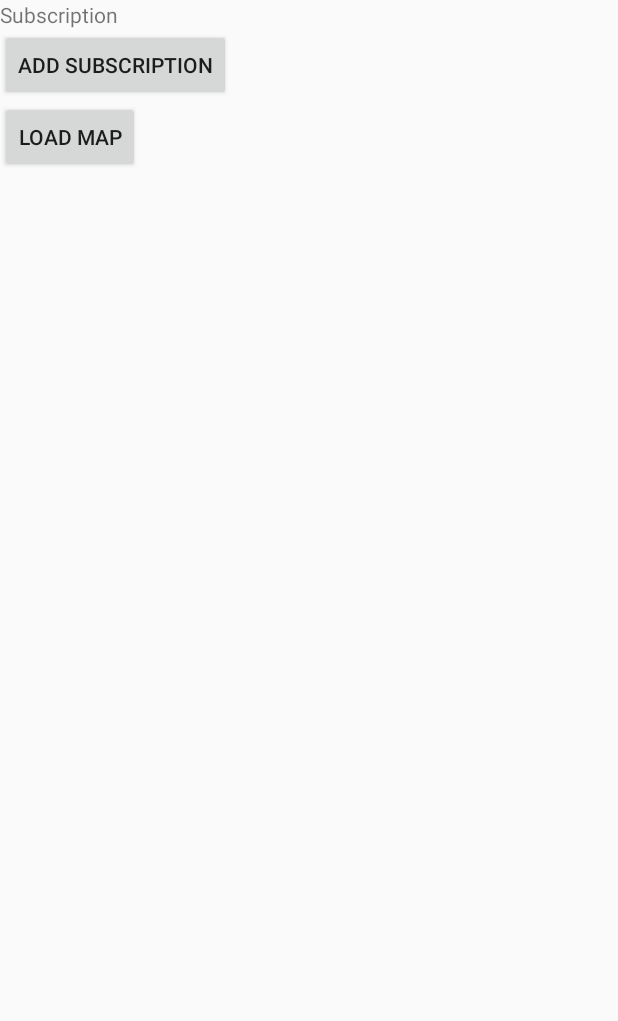
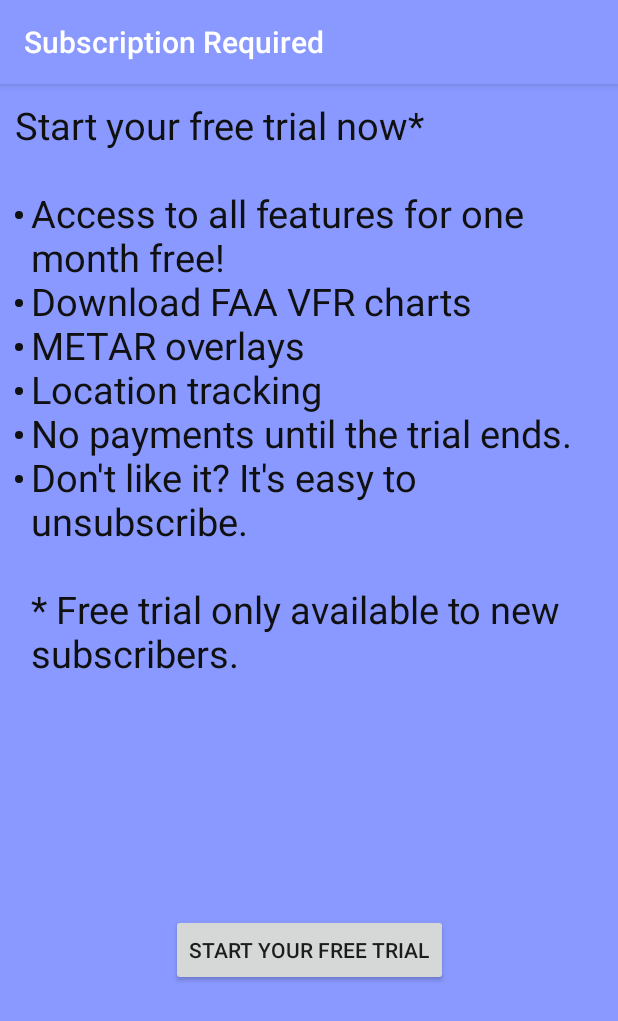
Before and after one commit to jcarter326613/blue-sky-charts, an Android app: the NavigableMapFragment screen opened directly, with no data from a screen before it, after a tap on "MAP", on a phone screen of 412 x 824 dp. Shown: the top 1021 px of the screen. Run offline under Robolectric (Android 15) with nearby library versions, the phone set to English and light mode, and no system bars; libraries missing offline, so code that uses them is left out: com.android.billingclient, com.fasterxml.jackson; 6 statements that could not run were skipped; 1 other tap on this screen came first.

Commit message:
Added marketing text to subscription page

```diff
--- a/vfr-green-app/app/src/main/AndroidManifest.xml
+++ b/vfr-green-app/app/src/main/AndroidManifest.xml
@@ -28,10 +28,11 @@
             android:theme="@style/AppTheme.NoActionBar" />
         <activity
             android:name=".subscription.SubscriptionActivity"
-            android:theme="@style/AppTheme.NoActionBar" />
+            android:theme="@style/AppTheme"
+            android:label="Subscription Required" />
         <activity
             android:name=".ConsentActivity"
-            android:theme="@style/AppTheme.NoActionBar">
+            android:theme="@style/SplashTheme">
             <intent-filter>
                 <action android:name="android.intent.action.MAIN" />
                 <category android:name="android.intent.category.LAUNCHER" />
--- a/vfr-green-app/app/src/main/java/com/blueskycharts/app/ConsentActivity.kt
+++ b/vfr-green-app/app/src/main/java/com/blueskycharts/app/ConsentActivity.kt
@@ -98,11 +98,11 @@ class ConsentActivity : SubscriptionChecker(false, false) {
             showPrivacyDialog()
         } else {
             Log.refreshFirebaseConsent(baseContext)
-            if (subscriptionStatus == SubscriptionStatus.NotActive) {
-                startActivity(Intent(this, SubscriptionActivity::class.java))
-            } else {
+            //if (subscriptionStatus == SubscriptionStatus.NotActive) {
+            //    startActivity(Intent(this, SubscriptionActivity::class.java))
+            //} else {
                 startActivity(Intent(this, MapViewActivity::class.java))
-            }
+            //}
         }
     }
 
--- a/vfr-green-app/app/src/main/java/com/blueskycharts/app/map/NavigableMapFragment.kt
+++ b/vfr-green-app/app/src/main/java/com/blueskycharts/app/map/NavigableMapFragment.kt
@@ -90,7 +90,6 @@ class NavigableMapFragment: Fragment() {
 
     private fun getLocation() {
         // Get the current location
-        val activity = this.activity ?: return
         try {
             fusedLocationClient?.lastLocation?.addOnSuccessListener { location ->
                 if (location == null) {
@@ -112,7 +111,7 @@ class NavigableMapFragment: Fragment() {
             val activity = this.activity ?: return@let
             val builder = LocationSettingsRequest.Builder().addLocationRequest(it)
             val client: SettingsClient = LocationServices.getSettingsClient(activity)
-            val task: Task<LocationSettingsResponse> = client.checkLocationSettings(builder.build())
+            client.checkLocationSettings(builder.build())
                 .addOnSuccessListener {
                     try {
                         fusedLocationClient?.requestLocationUpdates(
@@ -143,7 +142,7 @@ class NavigableMapFragment: Fragment() {
         override fun onLocationResult(p0: LocationResult?) {
             super.onLocationResult(p0)
             p0?.lastLocation?.let { location ->
-                mapView?.updateCurrentLocation(location)
+                mapView.updateCurrentLocation(location)
             }
         }
     }
--- a/vfr-green-app/app/src/main/java/com/blueskycharts/app/subscription/SubscriptionActivity.kt
+++ b/vfr-green-app/app/src/main/java/com/blueskycharts/app/subscription/SubscriptionActivity.kt
@@ -4,10 +4,18 @@ import android.app.AlertDialog
 import android.content.DialogInterface
 import android.content.DialogInterface.OnShowListener
 import android.content.Intent
+import android.graphics.Color
 import android.net.Uri
+import android.opengl.Visibility
+import android.os.Build
 import android.os.Bundle
+import android.text.Spannable
+import android.text.SpannableString
+import android.text.style.BulletSpan
 import android.view.View
 import android.widget.Button
+import android.widget.TextView
+import androidx.annotation.RequiresApi
 import androidx.appcompat.app.AppCompatActivity
 import com.android.billingclient.api.*
 import com.blueskycharts.app.R
@@ -29,14 +37,59 @@ class SubscriptionActivity : SubscriptionChecker(true, false)  {
         super.onCreate(savedInstanceState)
         setContentView(R.layout.activity_subscription)
 
-        val goToMapsButton = findViewById<Button>(R.id.go_to_map_button)
-        goToMapsButton.setOnClickListener {
-            startActivity(Intent(this, MapViewActivity::class.java))
-        }
-
         val addSubscriptionButton = findViewById<Button>(R.id.add_subscription_button)
         addSubscriptionButton.setOnClickListener {
             sendCustomerToOrderFlow()
         }
+
+        val newCustomer = intent.getBooleanExtra(NewCustomerParameter, false)
+        if (newCustomer) {
+            setupFreeTrialText()
+        } else {
+            setupReturningCustomerText()
+        }
+    }
+
+    private fun setupReturningCustomerText() {
+        setupText(R.string.subscription_ad_returning_customer, R.string.subscription_ad_returning_customer_cta)
+    }
+
+    private fun setupFreeTrialText() {
+        setupText(R.string.subscription_ad_free_trial, R.string.subscription_ad_free_trial_cta)
+    }
+
+    private fun setupText(marketingTextId: Int, ctaId: Int) {
+        val freeTrialText = findViewById<TextView>(R.id.marketingText)
+        val freeTrialString = getString(marketingTextId)
+        val freeTrialSpanText = SpannableString(freeTrialString.replace("|", "\n"))
+        val gapWidth = convertDipToPixels(5f)
+
+        var currentIndex = freeTrialString.indexOf("|")
+        var nextIndex = freeTrialString.indexOf("|", currentIndex + 1)
+
+        while (currentIndex >= 0) {
+            if (nextIndex > currentIndex) {
+                freeTrialSpanText.setSpan(BulletSpan(gapWidth), currentIndex+1, nextIndex, Spannable.SPAN_EXCLUSIVE_EXCLUSIVE)
+            } else {
+                freeTrialSpanText.setSpan(BulletSpan(gapWidth), currentIndex+1, freeTrialString.length, Spannable.SPAN_EXCLUSIVE_EXCLUSIVE)
+            }
+            currentIndex = nextIndex
+            nextIndex = freeTrialString.indexOf("|", currentIndex + 1)
+        }
+
+        freeTrialText.text = freeTrialSpanText
+        freeTrialText.visibility = View.VISIBLE
+
+        // Setup the cta
+        val addSubscriptionButton = findViewById<Button>(R.id.add_subscription_button)
+        addSubscriptionButton.text = getString(ctaId)
+    }
+
+    private fun convertDipToPixels(dp: Float): Int {
+        return (dp * applicationContext.resources.displayMetrics.density + 0.5f).toInt()
+    }
+
+    companion object {
+        const val NewCustomerParameter = "newCustomer"
     }
 }
--- a/vfr-green-app/app/src/main/java/com/blueskycharts/app/subscription/SubscriptionChecker.kt
+++ b/vfr-green-app/app/src/main/java/com/blueskycharts/app/subscription/SubscriptionChecker.kt
@@ -103,6 +103,7 @@ open class SubscriptionChecker(private val redirectOnPurchaseMade: Boolean, priv
         }
 
         var isSubscriptionPurchased = false
+        var newCustomer = true
         if (billingClient.isFeatureSupported(BillingClient.FeatureType.SUBSCRIPTIONS).responseCode != BillingClient.BillingResponseCode.OK) {
             // Notify that they need to update their google play store application because subscriptions are not supported on their install
             if (!redirectOnNotPurchased) {
@@ -113,7 +114,6 @@ open class SubscriptionChecker(private val redirectOnPurchaseMade: Boolean, priv
                     .create()
                 alertDialog.show()
             }
-            isSubscriptionPurchased = false
         } else {
             // Check if the user already has a subscription
             val queryResults = billingClient.queryPurchases(BillingClient.SkuType.SUBS)
@@ -125,6 +125,8 @@ open class SubscriptionChecker(private val redirectOnPurchaseMade: Boolean, priv
                             isSubscriptionPurchased = true
                         }
                     }
+
+                    newCustomer = purchaseList.size == 0
                 }
             }
         }
@@ -132,7 +134,9 @@ open class SubscriptionChecker(private val redirectOnPurchaseMade: Boolean, priv
         if (!isSubscriptionPurchased) {
             subscriptionStatus = SubscriptionStatus.NotActive
             if (redirectOnNotPurchased) {
-                startActivity(Intent(this, SubscriptionActivity::class.java))
+                val intent = Intent(this, SubscriptionActivity::class.java)
+                intent.putExtra(SubscriptionActivity.NewCustomerParameter, newCustomer)
+                startActivity(intent)
             }
         } else {
             subscriptionStatus = SubscriptionStatus.Active
@@ -188,6 +192,30 @@ open class SubscriptionChecker(private val redirectOnPurchaseMade: Boolean, priv
     override fun onBillingSetupFinished(billingResult: BillingResult) {
         if (billingResult.responseCode ==  BillingClient.BillingResponseCode.OK) {
             verifySubscription()
+
+            /*
+            // Get the details on whether a free trial is available
+            GlobalScope.launch(Dispatchers.IO) {
+                val skuList = ArrayList<String>()
+                skuList.add(skuBasicAnnual)
+                val params = SkuDetailsParams.newBuilder()
+                params.setSkusList(skuList).setType(BillingClient.SkuType.SUBS)
+                val skuDetailsResult = billingClient?.querySkuDetails(params.build())
+                if (skuDetailsResult?.billingResult?.responseCode == BillingClient.BillingResponseCode.OK) {
+                    val iter = skuDetailsResult?.skuDetailsList?.iterator()
+                    if (iter != null) {
+                        for (detail in iter) {
+                            if (detail.sku == skuBasicAnnual) {
+                                val freeTrialCode = detail.freeTrialPeriod
+                                if (freeTrialCode.equals("P4W2D", true)) {
+                                    freeTrialDuration = TrialDuration.Days14
+                                }
+                            }
+                        }
+                    }
+                }
+            }
+             */
         }
     }
 
--- a/vfr-green-app/app/src/main/res/layout/activity_subscription.xml
+++ b/vfr-green-app/app/src/main/res/layout/activity_subscription.xml
@@ -2,17 +2,27 @@
 <androidx.constraintlayout.widget.ConstraintLayout
     xmlns:android="http://schemas.android.com/apk/res/android"
     xmlns:app="http://schemas.android.com/apk/res-auto"
-    xmlns:tools="http://schemas.android.com/tools"
     android:layout_width="match_parent"
-    android:layout_height="match_parent">
+    android:layout_height="match_parent"
+    android:padding="10dp"
+    android:background="@color/colorPrimary">
 
-    <TextView
-        android:id="@+id/textView"
-        android:layout_width="wrap_content"
+    <LinearLayout
+        android:id="@+id/marketingLayout"
+        android:layout_width="match_parent"
         android:layout_height="wrap_content"
-        android:text="Subscription"
         app:layout_constraintStart_toStartOf="parent"
-        app:layout_constraintTop_toTopOf="parent" />
+        app:layout_constraintEnd_toEndOf="parent"
+        app:layout_constraintTop_toTopOf="parent">
+
+        <TextView
+            android:id="@+id/marketingText"
+            android:layout_width="wrap_content"
+            android:layout_height="wrap_content"
+            android:textSize="25sp"
+            android:textColor="@color/colorTextOnPrimary"
+            android:visibility="gone" />
+    </LinearLayout>
 
     <Button
         android:id="@+id/add_subscription_button"
@@ -20,14 +30,8 @@
         android:layout_height="wrap_content"
         android:text="Add Subscription"
         app:layout_constraintStart_toStartOf="parent"
-        app:layout_constraintTop_toBottomOf="@+id/textView" />
-
-    <Button
-        android:id="@+id/go_to_map_button"
-        android:layout_width="wrap_content"
-        android:layout_height="wrap_content"
-        android:text="Load Map"
-        app:layout_constraintStart_toStartOf="parent"
-        app:layout_constraintTop_toBottomOf="@+id/add_subscription_button" />
+        app:layout_constraintEnd_toEndOf="parent"
+        app:layout_constraintTop_toBottomOf="@+id/marketingLayout"
+        app:layout_constraintBottom_toBottomOf="parent"/>
 
 </androidx.constraintlayout.widget.ConstraintLayout>
--- a/vfr-green-app/app/src/main/res/values/colors.xml
+++ b/vfr-green-app/app/src/main/res/values/colors.xml
@@ -1,6 +1,7 @@
 <?xml version="1.0" encoding="utf-8"?>
 <resources>
-    <color name="colorPrimary">#6200EE</color>
+    <color name="colorPrimary">#8999FF</color>
     <color name="colorPrimaryDark">#3700B3</color>
     <color name="colorAccent">#03DAC5</color>
+    <color name="colorTextOnPrimary">#101010</color>
 </resources>
--- a/vfr-green-app/app/src/main/res/values/strings.xml
+++ b/vfr-green-app/app/src/main/res/values/strings.xml
@@ -1,6 +1,8 @@
 <resources>
     <string name="app_name">Blue Sky Charts</string>
     <string name="main_menu_caption">Main Menu</string>
-    <!-- TODO: Remove or change this placeholder text -->
-    <string name="hello_blank_fragment">Hello blank fragment</string>
+    <string name="subscription_ad_returning_customer">Resubscribe to get access to all features.\n|Download FAA VFR charts|METAR overlays|Location tracking|A great value for VFR pilots who normally purchase physical maps.</string>
+    <string name="subscription_ad_returning_customer_cta">Resubscribe</string>
+    <string name="subscription_ad_free_trial">Start your free trial now*\n|Access to all features for one month free!|Download FAA VFR charts|METAR overlays|Location tracking|No payments until the trial ends.|Don\'t like it?  It\'s easy to unsubscribe.\n\n* Free trial only available to new subscribers.</string>
+    <string name="subscription_ad_free_trial_cta">Start your free trial</string>
 </resources>
--- a/vfr-green-app/app/src/main/res/values/styles.xml
+++ b/vfr-green-app/app/src/main/res/values/styles.xml
@@ -12,4 +12,7 @@
         <item name="windowNoTitle">true</item>
     </style>
 
+    <style name="SplashTheme" parent="Theme.AppCompat.NoActionBar">
+        <item name="android:windowBackground">@drawable/splash</item>
+    </style>
 </resources>
```
